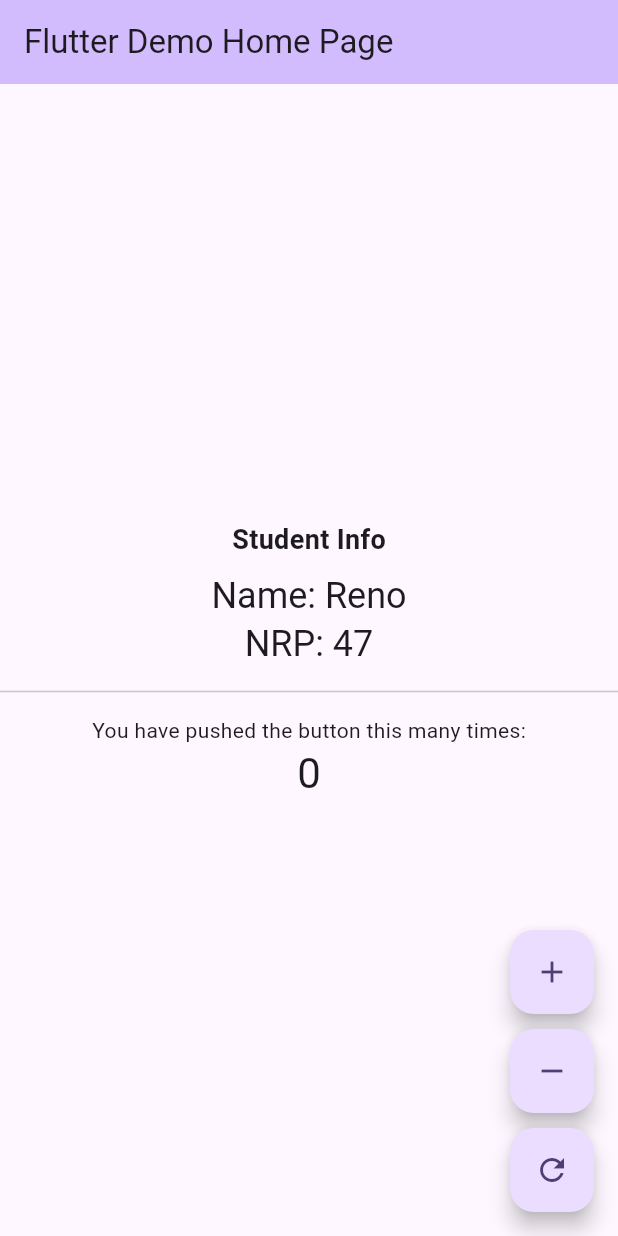
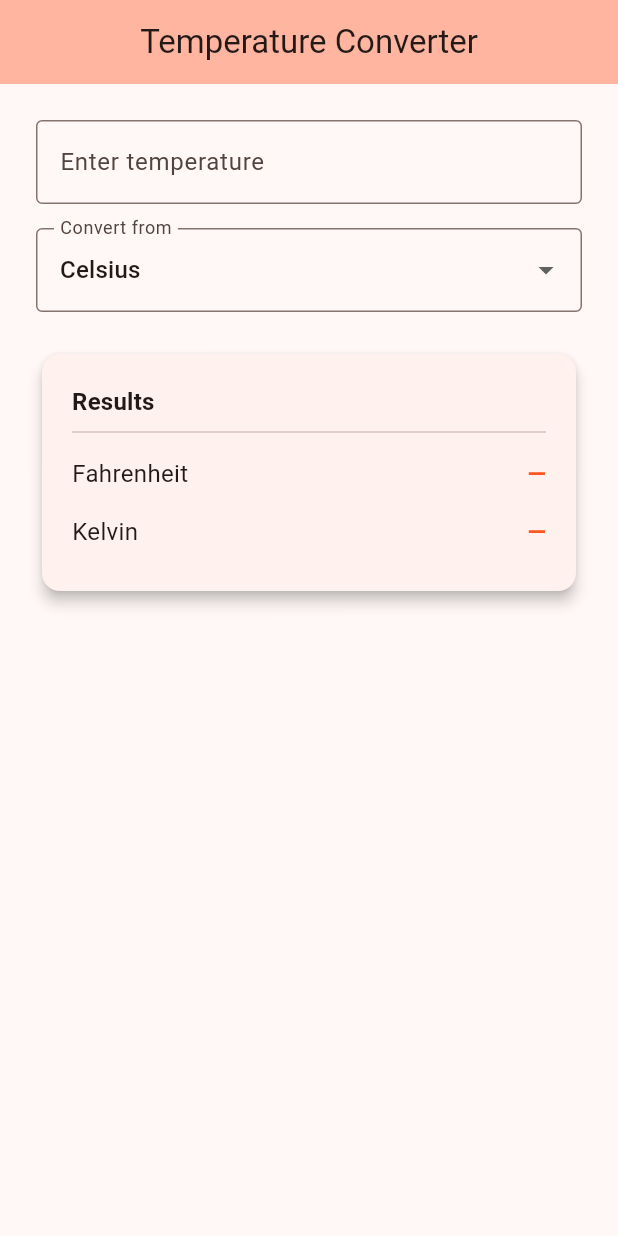
Before and after one commit to Reno-Aosp/CollegeAssign, a Flutter app: the screen it shows after launch, on a phone screen of 412 x 824 dp. Run offline on Flutter 3.47's test engine with Material 3 defaults, Android fonts, the phone set to English and light mode, and no system bars.

Commit message:
update temperature conversion

```diff
--- a/lib/main.dart
+++ b/lib/main.dart
@@ -1,112 +1,185 @@
 import 'package:flutter/material.dart';
 
-void main() {
-  runApp(const MyApp());
-}
+void main() => runApp(const TempConverterApp());
 
-class MyApp extends StatelessWidget {
-  const MyApp({super.key});
+class TempConverterApp extends StatelessWidget {
+  const TempConverterApp({super.key});
 
   @override
   Widget build(BuildContext context) {
     return MaterialApp(
-      title: 'Flutter Demo',
+      title: 'Temperature Converter',
+      debugShowCheckedModeBanner: false,
       theme: ThemeData(
-        colorScheme: ColorScheme.fromSeed(seedColor: Colors.deepPurple),
+        colorScheme: ColorScheme.fromSeed(seedColor: Colors.deepOrange),
+        useMaterial3: true,
       ),
-      home: const MyHomePage(title: 'Flutter Demo Home Page'),
+      home: const ConverterPage(),
     );
   }
 }
 
-class MyHomePage extends StatefulWidget {
-  const MyHomePage({super.key, required this.title});
-
-  final String title;
+class ConverterPage extends StatefulWidget {
+  const ConverterPage({super.key});
 
   @override
-  State<MyHomePage> createState() => _MyHomePageState();
+  State<ConverterPage> createState() => _ConverterPageState();
 }
 
-class _MyHomePageState extends State<MyHomePage> {
-  int _counter = 0;
+class _ConverterPageState extends State<ConverterPage> {
+  final TextEditingController _controller = TextEditingController();
+  String _fromUnit = 'Celsius';
+  double? _inputValue;
 
-  // Static result strings
-  static const String name = 'Reno';
-  static const String nrp = '47';
+  final List<String> _units = ['Celsius', 'Fahrenheit', 'Kelvin'];
 
-  void _decreamentCounter() {
-    setState(() {
-      _counter--;
-    });
+  // Convert any unit → Celsius first, then → target
+  double _toCelsius(double value, String unit) {
+    switch (unit) {
+      case 'Fahrenheit':
+        return (value - 32) * 5 / 9;
+      case 'Kelvin':
+        return value - 273.15;
+      default:
+        return value;
+    }
   }
 
-  void _increamentCounter() {
-    setState(() {
-      _counter++;
-    });
+  double _fromCelsius(double celsius, String unit) {
+    switch (unit) {
+      case 'Fahrenheit':
+        return celsius * 9 / 5 + 32;
+      case 'Kelvin':
+        return celsius + 273.15;
+      default:
+        return celsius;
+    }
   }
 
-  void _resetCounter() {
-    setState(() {
-      _counter = 0;
-    });
+  double _convert(double value, String from, String to) {
+    final celsius = _toCelsius(value, from);
+    return _fromCelsius(celsius, to);
   }
 
   @override
   Widget build(BuildContext context) {
     return Scaffold(
       appBar: AppBar(
+        title: const Text('Temperature Converter'),
+        centerTitle: true,
         backgroundColor: Theme.of(context).colorScheme.inversePrimary,
-        title: Text(widget.title),
       ),
-      body: Center(
+      body: Padding(
+        padding: const EdgeInsets.all(24.0),
         child: Column(
-          mainAxisAlignment: MainAxisAlignment.center,
-          children: <Widget>[
-            // Static result display
-            const Text(
-              'Student Info',
-              style: TextStyle(fontSize: 18, fontWeight: FontWeight.bold),
+          crossAxisAlignment: CrossAxisAlignment.stretch,
+          children: [
+            // Input Field
+            TextField(
+              controller: _controller,
+              keyboardType: const TextInputType.numberWithOptions(
+                decimal: true,
+                signed: true,
+              ),
+              decoration: InputDecoration(
+                labelText: 'Enter temperature',
+                border: const OutlineInputBorder(),
+                suffixText: _unitSymbol(_fromUnit),
+              ),
+              onChanged: (val) {
+                setState(() {
+                  _inputValue = double.tryParse(val);
+                });
+              },
             ),
-            const SizedBox(height: 8),
-            Text(
-              'Name: $name',
-              style: Theme.of(context).textTheme.headlineSmall,
+            const SizedBox(height: 16),
+
+            // From unit selector
+            DropdownButtonFormField<String>(
+              value: _fromUnit,
+              decoration: const InputDecoration(
+                labelText: 'Convert from',
+                border: OutlineInputBorder(),
+              ),
+              items:
+                  _units
+                      .map((u) => DropdownMenuItem(value: u, child: Text(u)))
+                      .toList(),
+              onChanged: (val) => setState(() => _fromUnit = val!),
             ),
-            Text('NRP: $nrp', style: Theme.of(context).textTheme.headlineSmall),
-            const Divider(height: 32),
-            // Counter section
-            const Text('You have pushed the button this many times:'),
-            Text(
-              '$_counter',
-              style: Theme.of(context).textTheme.headlineMedium,
+            const SizedBox(height: 24),
+
+            // Results Card
+            Card(
+              elevation: 4,
+              shape: RoundedRectangleBorder(
+                borderRadius: BorderRadius.circular(12),
+              ),
+              child: Padding(
+                padding: const EdgeInsets.all(20.0),
+                child: Column(
+                  crossAxisAlignment: CrossAxisAlignment.start,
+                  children: [
+                    Text(
+                      'Results',
+                      style: Theme.of(context).textTheme.titleMedium?.copyWith(
+                        fontWeight: FontWeight.bold,
+                      ),
+                    ),
+                    const Divider(),
+                    ..._units
+                        .where((u) => u != _fromUnit)
+                        .map((toUnit) => _buildResultRow(toUnit)),
+                  ],
+                ),
+              ),
             ),
           ],
         ),
       ),
-      floatingActionButton: Column(
-        mainAxisAlignment: MainAxisAlignment.end,
+    );
+  }
+
+  Widget _buildResultRow(String toUnit) {
+    final input = _inputValue;
+    String result;
+
+    if (input == null) {
+      result = '—';
+    } else {
+      final converted = _convert(input, _fromUnit, toUnit);
+      result = '${converted.toStringAsFixed(2)} ${_unitSymbol(toUnit)}';
+    }
+
+    return Padding(
+      padding: const EdgeInsets.symmetric(vertical: 8.0),
+      child: Row(
+        mainAxisAlignment: MainAxisAlignment.spaceBetween,
         children: [
-          FloatingActionButton(
-            onPressed: _increamentCounter,
-            tooltip: 'Increment',
-            child: const Icon(Icons.add),
-          ),
-          const SizedBox(height: 10),
-          FloatingActionButton(
-            onPressed: _decreamentCounter,
-            tooltip: 'Decrement',
-            child: const Icon(Icons.remove),
-          ),
-          const SizedBox(height: 10),
-          FloatingActionButton(
-            onPressed: _resetCounter,
-            tooltip: 'Reset',
-            child: const Icon(Icons.refresh),
+          Text(toUnit, style: const TextStyle(fontSize: 16)),
+          Text(
+            result,
+            style: const TextStyle(
+              fontSize: 16,
+              fontWeight: FontWeight.bold,
+              color: Colors.deepOrange,
+            ),
           ),
         ],
       ),
     );
   }
+
+  String _unitSymbol(String unit) {
+    switch (unit) {
+      case 'Celsius':
+        return '°C';
+      case 'Fahrenheit':
+        return '°F';
+      case 'Kelvin':
+        return 'K';
+      default:
+        return '';
+    }
+  }
 }
```
